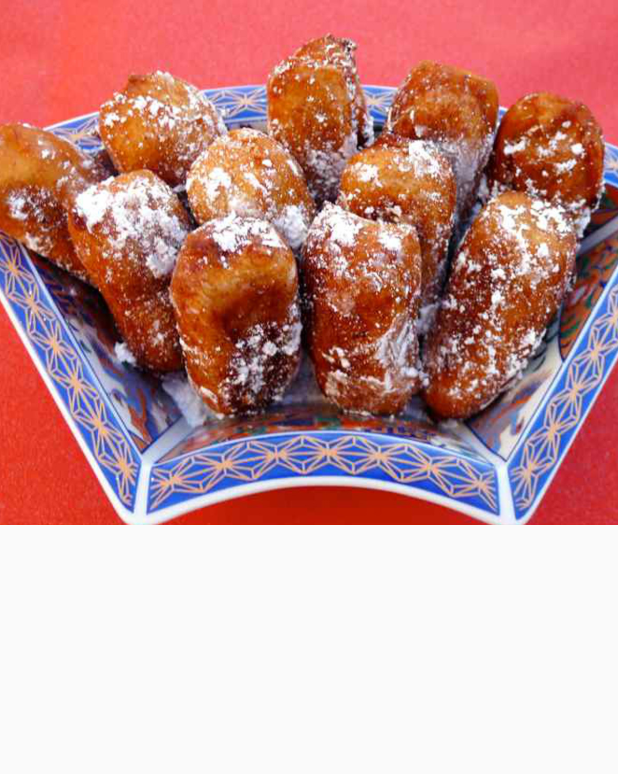
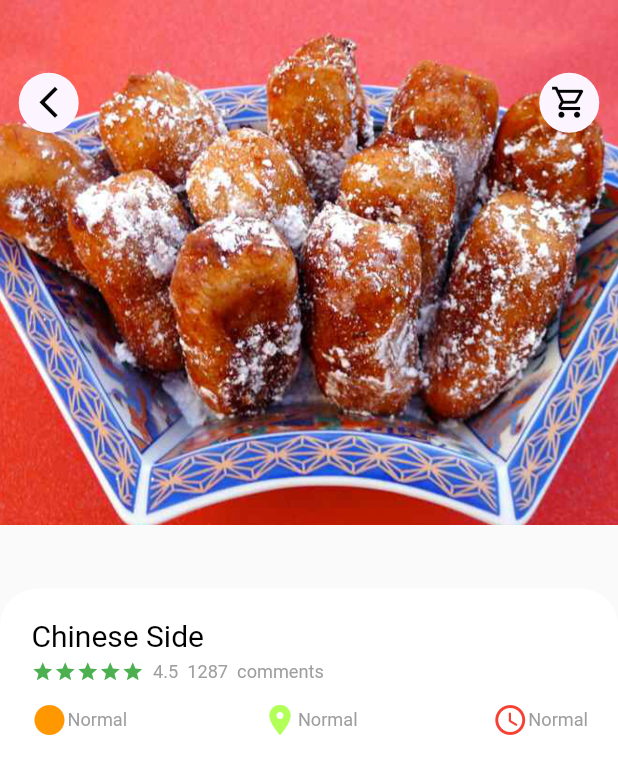
Before and after one commit to justcena/food-delivery, a Flutter app: the screen it shows after launch, on a phone screen of 412 x 824 dp. Shown: the top 774 px of the screen. Run offline on Flutter 3.47's test engine with Material 2 defaults, Android fonts, the phone set to English and light mode, and no system bars; our stand-ins replace dots_indicator, get; Roboto replaces fonts that are missing (Cormorant).

Commit message:
add detail for food detail

```diff
--- a/lib/pages/food/popular_food_detail.dart
+++ b/lib/pages/food/popular_food_detail.dart
@@ -1,4 +1,11 @@
 import 'package:flutter/material.dart';
+import 'package:food_delivery/utils/dimensions.dart';
+import 'package:food_delivery/widgets/app_column.dart';
+
+import '../../widgets/widget_icon_app.dart';
+import '../../widgets/widget_icon_with_text.dart';
+import '../../widgets/widget_text_big.dart';
+import '../../widgets/widget_text_small.dart';
 
 class PopularFoodDetail extends StatelessWidget {
   const PopularFoodDetail({Key? key}) : super(key: key);
@@ -16,9 +23,34 @@ class PopularFoodDetail extends StatelessWidget {
                 height: 350,
                 decoration: BoxDecoration(
                     image: DecorationImage(
-                      fit: BoxFit.cover,
+                        fit: BoxFit.cover,
                         image: AssetImage('assets/image/food15.jpeg'))),
-              ))
+              )),
+          Positioned(
+              right: Dimentions.customWidth10,
+              left: Dimentions.customWidth10,
+              top: Dimentions.customWidth40,
+              child: Row(
+                  mainAxisAlignment: MainAxisAlignment.spaceBetween,
+                  children: [
+                    AppIcon(icon: Icons.arrow_back_ios_new),
+                    AppIcon(icon: Icons.shopping_cart_outlined)
+                  ])),
+          Positioned(
+              left: 0,
+              right: 0,
+              bottom: 0,
+              top: Dimentions.popularFoodImgSize,
+              child: Container(
+                padding: EdgeInsets.only(left: 21, top: 20, right: 20),
+                decoration: BoxDecoration(
+                  borderRadius: BorderRadius.only(
+                      topLeft: Radius.circular(Dimentions.customWidth20),
+                      topRight: Radius.circular(Dimentions.customWidth20)),
+                  color: Colors.white,
+                ),
+                child:AppColumn(text: 'Chinese Side',)
+              )),
         ],
       ),
     );
--- a/lib/pages/home/food_page_body.dart
+++ b/lib/pages/home/food_page_body.dart
@@ -1,6 +1,7 @@
 import 'package:dots_indicator/dots_indicator.dart';
 import 'package:flutter/material.dart';
 import 'package:food_delivery/utils/dimensions.dart';
+import 'package:food_delivery/widgets/app_column.dart';
 import 'package:food_delivery/widgets/widget_icon_with_text.dart';
 import 'package:food_delivery/widgets/widget_text_big.dart';
 import 'package:food_delivery/widgets/widget_text_small.dart';
@@ -255,50 +256,7 @@ class _FoodPageBodyState extends State<FoodPageBody> {
                     top: Dimentions.customHeight10,
                     left: Dimentions.customHeight10,
                     right: Dimentions.customHeight10),
-                child: Column(
-                  crossAxisAlignment: CrossAxisAlignment.start,
-                  children: [
-                    WidgetTextBig(text: 'Chinese Side', color: Colors.black),
-                    SizedBox(height: Dimentions.customHeight4),
-                    Row(
-                      children: [
-                        Wrap(
-                          children: List.generate(
-                              5,
-                              (index) => const Icon(Icons.star,
-                                  color: Colors.green, size: 15)),
-                        ),
-                        SizedBox(width: Dimentions.customHeight5),
-                        WidgetTextSmall(text: '4.5'),
-                        SizedBox(width: Dimentions.customHeight5),
-                        WidgetTextSmall(text: '1287'),
-                        SizedBox(width: Dimentions.customHeight5),
-                        WidgetTextSmall(text: 'comments'),
-                      ],
-                    ),
-                    SizedBox(height: Dimentions.customHeight10),
-                    Row(
-                      mainAxisAlignment: MainAxisAlignment.spaceBetween,
-                      children: const [
-                        WidgetIconWithText(
-                            text: 'Normal',
-                            textColor: Colors.grey,
-                            icon: Icons.circle_sharp,
-                            iconColor: Colors.orange),
-                        WidgetIconWithText(
-                            text: 'Normal',
-                            textColor: Colors.grey,
-                            icon: Icons.location_on,
-                            iconColor: Colors.lightGreenAccent),
-                        WidgetIconWithText(
-                            text: 'Normal',
-                            textColor: Colors.grey,
-                            icon: Icons.access_time_rounded,
-                            iconColor: Colors.red),
-                      ],
-                    )
-                  ],
-                ),
+                child: AppColumn(text: 'Chinese Side',),
               ),
             ),
           ),
--- a/lib/utils/dimensions.dart
+++ b/lib/utils/dimensions.dart
@@ -23,6 +23,7 @@ class Dimentions {
   static double customWidth40 = screenHeight / 17.0;
 
   static double customFontSize20 = screenHeight / 35.0;
+  static double customFontSize26 = screenHeight / 30.0;
   static double customFontSize12 = screenHeight / 68.0;
 
   static double customRadius15 = screenHeight / 45.0;
@@ -30,4 +31,5 @@ class Dimentions {
   static double customRadius30 = screenHeight / 28.0;
 
   static double customIconSize24 = screenHeight / 28.0;
+  static double popularFoodImgSize = screenHeight / 2.1;
 }
--- /dev/null
+++ b/lib/widgets/app_column.dart
@@ -0,0 +1,61 @@
+import 'package:flutter/material.dart';
+import 'package:food_delivery/widgets/widget_icon_with_text.dart';
+import 'package:food_delivery/widgets/widget_text_small.dart';
+
+import '../utils/dimensions.dart';
+import 'widget_text_big.dart';
+
+class AppColumn extends StatelessWidget {
+  final String text;
+
+
+  const AppColumn({Key? key,required this.text}) : super(key: key);
+
+  @override
+  Widget build(BuildContext context) {
+    return Column(
+      crossAxisAlignment: CrossAxisAlignment.start,
+      children: [
+        WidgetTextBig(text: text, color: Colors.black),
+        SizedBox(height: Dimentions.customHeight4),
+        Row(
+          children: [
+            Wrap(
+              children: List.generate(
+                  5,
+                  (index) =>
+                      const Icon(Icons.star, color: Colors.green, size: 15)),
+            ),
+            SizedBox(width: Dimentions.customHeight5),
+            WidgetTextSmall(text: '4.5'),
+            SizedBox(width: Dimentions.customHeight5),
+            WidgetTextSmall(text: '1287'),
+            SizedBox(width: Dimentions.customHeight5),
+            WidgetTextSmall(text: 'comments'),
+          ],
+        ),
+        SizedBox(height: Dimentions.customHeight10),
+        Row(
+          mainAxisAlignment: MainAxisAlignment.spaceBetween,
+          children: const [
+            WidgetIconWithText(
+                text: 'Normal',
+                textColor: Colors.grey,
+                icon: Icons.circle_sharp,
+                iconColor: Colors.orange),
+            WidgetIconWithText(
+                text: 'Normal',
+                textColor: Colors.grey,
+                icon: Icons.location_on,
+                iconColor: Colors.lightGreenAccent),
+            WidgetIconWithText(
+                text: 'Normal',
+                textColor: Colors.grey,
+                icon: Icons.access_time_rounded,
+                iconColor: Colors.red),
+          ],
+        )
+      ],
+    );
+  }
+}
--- /dev/null
+++ b/lib/widgets/widget_icon_app.dart
@@ -0,0 +1,32 @@
+import 'package:flutter/material.dart';
+import 'package:food_delivery/utils/dimensions.dart';
+
+class AppIcon extends StatelessWidget {
+  final IconData icon;
+  final Color background;
+  final Color iconColor;
+  final double size;
+
+  AppIcon(
+      {Key? key,
+      required this.icon,
+      this.background = const Color(0xfffcf4fe),
+      this.iconColor = const Color(0xff050505),
+      this.size = 40})
+      : super(key: key);
+
+  @override
+  Widget build(BuildContext context) {
+    return Container(
+      width: size,
+      height: size,
+      decoration: BoxDecoration(
+          borderRadius: BorderRadius.circular(size / 2), color: background),
+      child: Icon(
+        icon,
+        color: iconColor,
+        size: Dimentions.customWidth20,
+      ),
+    );
+  }
+}
```
Also changed, not shown: lib/main.dart (+0 -10 lines), pubspec.lock.
